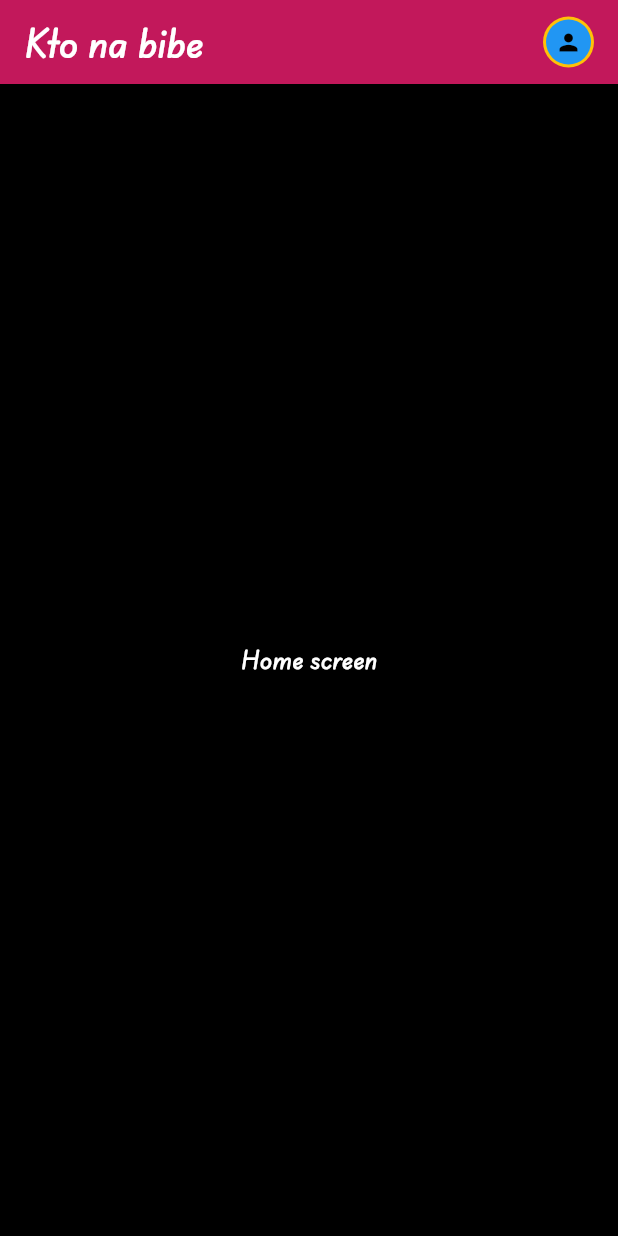
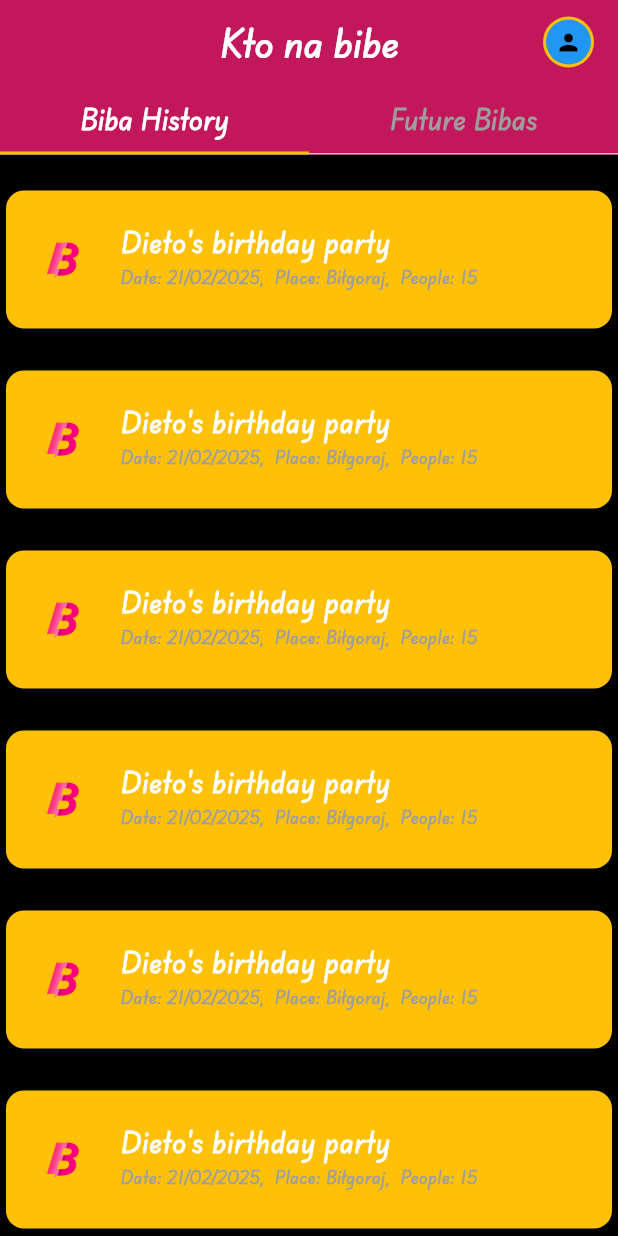
Before and after one commit to Dieto-cmd/kto-na-bibe, a Flutter app: the screen it shows once a user with an empty profile is signed in, on a phone screen of 412 x 824 dp. Run offline on Flutter 3.47's test engine with Material 3 defaults, Android fonts, the phone set to English and light mode, and no system bars; our stand-ins replace firebase_auth, firebase_core, flutter_bloc, flutter_spinkit, google_sign_in; accounts and stored records are empty.

Commit message:
Add Biba history and Future bibas pages

```diff
--- a/lib/repositories/auth_repository.dart
+++ b/lib/repositories/auth_repository.dart
@@ -45,10 +45,7 @@ class FireBaseAuthRepository extends AuthRepository {
   @override
   Future<void> signInWithGoogle() async {
     try {
-      GoogleSignIn.instance.initialize(
-        serverClientId:
-            "653064783691-pp7e9ipd7ghguhsvgblcrvca69vcldvp.apps.googleusercontent.com",
-      );
+      GoogleSignIn.instance.initialize(serverClientId: _webClientID);
       final GoogleSignInAccount? googleUser = await GoogleSignIn.instance
           .authenticate();
 
--- /dev/null
+++ b/lib/screens/app/biba_history_page.dart
@@ -0,0 +1,41 @@
+import 'package:flutter/material.dart';
+import 'package:kto_na_bibe/constants.dart';
+import 'package:flutter_bloc/flutter_bloc.dart';
+import 'package:kto_na_bibe/cubits/auth_cubit.dart';
+
+class BibaHistoryPage extends StatelessWidget {
+  const BibaHistoryPage({super.key});
+
+  @override
+  Widget build(BuildContext context) {
+    return BlocBuilder<AuthCubit, AuthCubitState>(
+      builder: (context, state) => ListView.builder(
+        itemCount: 10,
+        itemBuilder: (context, index) => Padding(
+          padding: EdgeInsets.only(top: 20),
+          child: Card(
+            elevation: 0,
+            color: Colors.amber,
+            child: Padding(
+              padding: const EdgeInsets.symmetric(vertical: 10.0),
+              child: ListTile(
+                leading: Image.asset(
+                  "assets/icons/Biba_B_logo.png",
+                  height: 44,
+                ),
+                title: Text("Dieto's birthday party", style: regularTextStyle),
+                subtitle: Text(
+                  "Date: 21/02/2025,  Place: Biłgoraj,  People: 15",
+                  style: hintTextStyle.copyWith(
+                    color: Colors.grey,
+                    fontSize: 10,
+                  ),
+                ),
+              ),
+            ),
+          ),
+        ),
+      ),
+    );
+  }
+}
--- /dev/null
+++ b/lib/screens/app/home_page.dart
@@ -0,0 +1,94 @@
+import 'package:flutter/material.dart';
+import 'package:flutter_bloc/flutter_bloc.dart';
+import 'package:kto_na_bibe/constants.dart';
+import 'package:kto_na_bibe/cubits/auth_cubit.dart';
+import 'package:kto_na_bibe/screens/app/biba_history_page.dart';
+import 'package:kto_na_bibe/screens/app/future_bibas_page.dart';
+
+class HomePage extends StatelessWidget {
+  const HomePage({super.key});
+
+  @override
+  Widget build(BuildContext context) {
+    return DefaultTabController(
+      length: 2,
+      child: Scaffold(
+        backgroundColor: Colors.black,
+        endDrawer: Drawer(
+          backgroundColor: Colors.grey[900],
+          child: ListView(
+            padding: EdgeInsets.zero,
+            children: [
+              Container(
+                width: double.infinity,
+                height: 250,
+                margin: EdgeInsets.zero,
+                decoration: BoxDecoration(color: Colors.pink[700]),
+                child: Column(
+                  mainAxisAlignment: MainAxisAlignment.center,
+                  children: [
+                    CircleAvatar(radius: 30, backgroundColor: Colors.blue),
+                    SizedBox(height: 10),
+                    Text("Your Profile", style: regularTextStyle),
+                  ],
+                ),
+              ),
+              ListTile(
+                leading: Icon(Icons.logout),
+                title: Text(
+                  "Logout",
+                  style: regularTextStyle.copyWith(color: Colors.red),
+                ),
+                onTap: () => context.read<AuthCubit>().logOut(),
+              ),
+            ],
+          ),
+        ),
+        appBar: AppBar(
+          title: Text("Kto na bibe", style: regularTextStyle),
+          centerTitle: true,
+          backgroundColor: Colors.pink[700],
+          actions: [
+            Builder(
+              builder: (context) {
+                return GestureDetector(
+                  onTap: () {
+                    Scaffold.of(context).openEndDrawer();
+                  },
+                  child: Padding(
+                    padding: const EdgeInsets.only(right: 16),
+                    child: CircleAvatar(
+                      radius: 17,
+                      backgroundColor: Colors.amber,
+                      child: CircleAvatar(
+                        radius: 15,
+                        backgroundColor: Colors.blue,
+                        child: Icon(
+                          Icons.person,
+                          color: Colors.black,
+                          size: 18,
+                        ),
+                      ),
+                    ),
+                  ),
+                );
+              },
+            ),
+          ],
+          bottom: TabBar(
+            indicatorSize: TabBarIndicatorSize.tab,
+            indicatorColor: Colors.amber,
+            indicatorWeight: 1.0,
+            unselectedLabelColor: Colors.grey,
+            labelStyle: regularTextStyle.copyWith(fontSize: 16),
+            tabs: [
+              Tab(text: "Biba History"),
+              Tab(text: "Future Bibas"),
+            ],
+          ),
+        ),
+        body: TabBarView(children: [BibaHistoryPage(), FutureBibasPage()]),
+      ),
+    );
+  }
+}
--- a/lib/screens/authentication/authenticate_page.dart
+++ b/lib/screens/authentication/authenticate_page.dart
@@ -3,7 +3,7 @@ import 'package:flutter_bloc/flutter_bloc.dart';
 import 'package:kto_na_bibe/cubits/auth_cubit.dart';
 import 'package:kto_na_bibe/screens/authentication/login_page.dart';
 import 'package:kto_na_bibe/screens/authentication/verify_email_page.dart';
-import 'package:kto_na_bibe/screens/home_page.dart';
+import 'package:kto_na_bibe/screens/app/home_page.dart';
 import 'package:kto_na_bibe/screens/loading_page.dart';
 import 'package:kto_na_bibe/screens/splash_page.dart';
 
--- a/lib/screens/home_page.dart
+++ /dev/null
@@ -1,81 +0,0 @@
-import 'package:flutter/material.dart';
-import 'package:flutter_bloc/flutter_bloc.dart';
-import 'package:kto_na_bibe/constants.dart';
-import 'package:kto_na_bibe/cubits/auth_cubit.dart';
-
-class HomePage extends StatelessWidget {
-  const HomePage({super.key});
-
-  @override
-  Widget build(BuildContext context) {
-    return Scaffold(
-      backgroundColor: Colors.black,
-      endDrawer: Drawer(
-        backgroundColor: Colors.grey[900],
-        child: ListView(
-          padding: EdgeInsets.zero,
-          children: [
-            Container(
-              width: double.infinity,
-              height: 250,
-              margin: EdgeInsets.zero,
-              decoration: BoxDecoration(color: Colors.pink[700]),
-              child: Column(
-                mainAxisAlignment: MainAxisAlignment.center,
-                children: [
-                  CircleAvatar(radius: 30, backgroundColor: Colors.blue),
-                  SizedBox(height: 10),
-                  Text("Your Profile", style: regularTextStyle),
-                ],
-              ),
-            ),
-            ListTile(
-              leading: Icon(Icons.logout),
-              title: Text(
-                "Logout",
-                style: regularTextStyle.copyWith(color: Colors.red),
-              ),
-              onTap: () => context.read<AuthCubit>().logOut(),
-            ),
-          ],
-        ),
-      ),
-      appBar: AppBar(
-        title: Text("Kto na bibe", style: regularTextStyle),
-        backgroundColor: Colors.pink[700],
-        actions: [
-          Builder(
-            builder: (context) {
-              return GestureDetector(
-                onTap: () {
-                  Scaffold.of(context).openEndDrawer();
-                },
-                child: Padding(
-                  padding: const EdgeInsets.only(right: 16),
-                  child: CircleAvatar(
-                    radius: 17,
-                    backgroundColor: Colors.amber,
-                    child: CircleAvatar(
-                      radius: 15,
-                      backgroundColor: Colors.blue,
-                      child: Icon(Icons.person, color: Colors.black, size: 18),
-                    ),
-                  ),
-                ),
-              );
-            },
-          ),
-        ],
-      ),
-      body: BlocBuilder<AuthCubit, AuthCubitState>(
-        builder: (context, state) => Center(
-          child: Column(
-            mainAxisAlignment: MainAxisAlignment.center,
-            crossAxisAlignment: CrossAxisAlignment.center,
-            children: [Text("Home screen", style: regularTextStyle)],
-          ),
-        ),
-      ),
-    );
-  }
-}
--- a/lib/screens/splash_page.dart
+++ b/lib/screens/splash_page.dart
@@ -7,7 +7,9 @@ class SplashPage extends StatelessWidget {
   Widget build(BuildContext context) {
     return Scaffold(
       backgroundColor: Colors.black,
-      body: Center(child: Icon(Icons.nightlife, size: 60, color: Colors.white)),
+      body: Center(
+        child: Image.asset('assets/icons/Biba_B_logo.png', height: 240),
+      ),
     );
   }
 }
--- a/lib/wrapper.dart
+++ b/lib/wrapper.dart
@@ -2,7 +2,7 @@ import 'package:flutter/material.dart';
 import 'package:flutter_bloc/flutter_bloc.dart';
 import 'cubits/auth_cubit.dart';
 import 'screens/authentication/authenticate_page.dart';
-import 'screens/home_page.dart';
+import 'screens/app/home_page.dart';
 import 'screens/loading_page.dart';
 
 class Wrapper extends StatefulWidget {
```
Also changed, not shown: lib/screens/app/future_bibas_page.dart (added, +41 -0 lines), assets/icons/Biba_B_logo.png (added).
